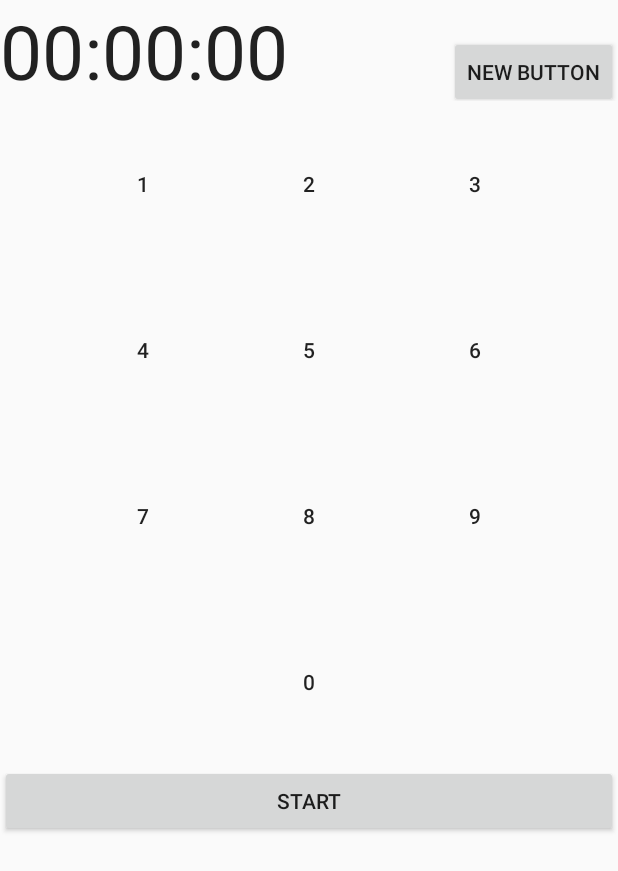
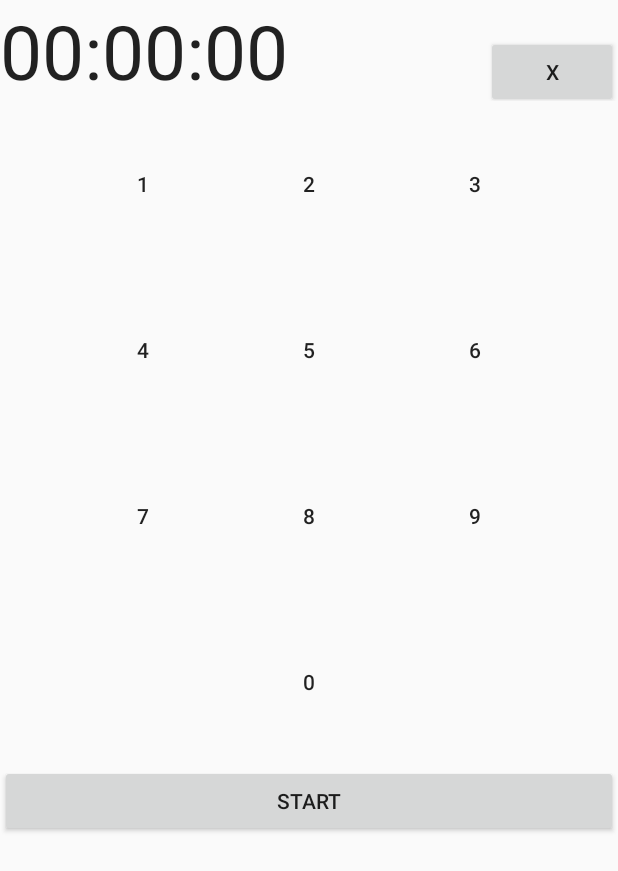
Before and after one commit to AquaMorph/Play-Stopper, an Android app: the screen it shows after launch (MainActivity), on a phone screen of 412 x 824 dp. Shown: the top 871 px of the screen. Run offline under Robolectric (Android 15) with nearby library versions, the phone set to English and light mode, and no system bars.

Commit message:
Removed the unnecessary buttons in the dial layout Cleaned up the display layout

```diff
--- a/mobile/src/main/res/layout/dial.xml
+++ b/mobile/src/main/res/layout/dial.xml
@@ -95,12 +95,10 @@
 		android:layout_width="fill_parent"
 		android:layout_height="fill_parent">
 
-		<com.aquamorph.playstopper.SquareButton
-			style="?android:attr/borderlessButtonStyle"
+		<RelativeLayout
 			android:layout_width="0dp"
 			android:layout_height="wrap_content"
 			android:layout_weight="1"
-			android:text=""
 			android:id="@+id/blank1"/>
 
 		<com.aquamorph.playstopper.SquareButton
@@ -111,12 +109,10 @@
 			android:text="@string/button0"
 			android:id="@+id/number0"/>
 
-		<com.aquamorph.playstopper.SquareButton
-			style="?android:attr/borderlessButtonStyle"
+		<RelativeLayout
 			android:layout_width="0dp"
 			android:layout_height="wrap_content"
 			android:layout_weight="1"
-			android:text=""
 			android:id="@+id/blank2"/>
 
 	</TableRow>
--- a/mobile/src/main/res/layout/display.xml
+++ b/mobile/src/main/res/layout/display.xml
@@ -1,8 +1,8 @@
 <?xml version="1.0" encoding="utf-8"?>
 <LinearLayout xmlns:android="http://schemas.android.com/apk/res/android"
 			  android:orientation="horizontal"
-			  android:layout_width="match_parent"
-			  android:layout_height="match_parent">
+			  android:layout_width="fill_parent"
+			  android:layout_height="wrap_content">
 
 	<TextView
 		android:layout_width="0dp"
@@ -16,8 +16,7 @@
 	<Button
 		android:layout_width="wrap_content"
 		android:layout_height="wrap_content"
-		android:text="New Button"
-		android:id="@+id/button"/>
-
+		android:text="@string/buttonDelete"
+		android:id="@+id/delete"/>
 
 </LinearLayout>
--- a/mobile/src/main/res/values/strings.xml
+++ b/mobile/src/main/res/values/strings.xml
@@ -19,6 +19,6 @@
 	<string name="button7">7</string>
 	<string name="button8">8</string>
 	<string name="button9">9</string>
-
+	<string name="buttonDelete">X</string>
 
 </resources>
```
